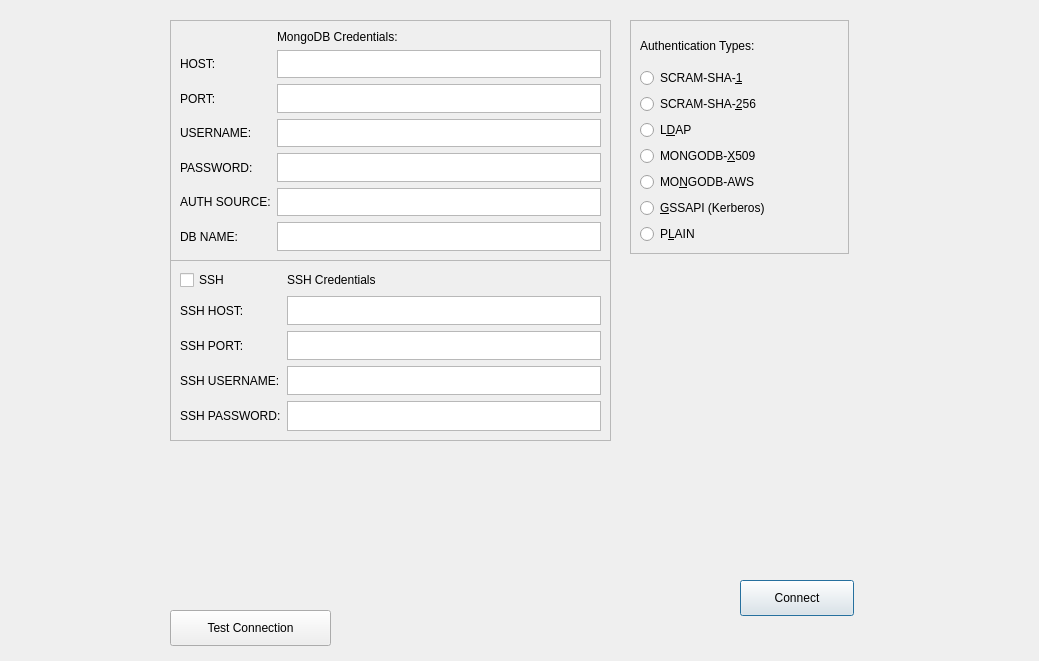
Qt form gui/ui_database.ui (KhalidWKhedr/Ebay-Scalper) before a commit.
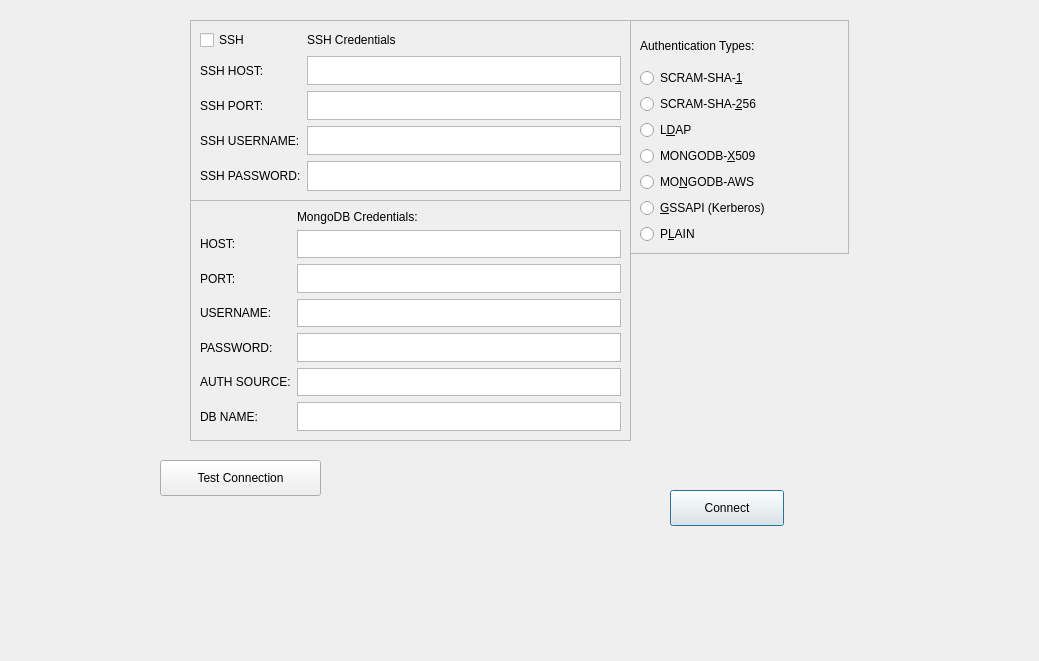
The same form after that commit.

The edit to the form file:
```diff
--- a/gui/ui_database.ui
+++ b/gui/ui_database.ui
@@ -16,8 +16,8 @@
   <widget class="QFrame" name="frame_MongoDB">
    <property name="geometry">
     <rect>
-     <x>170</x>
-     <y>20</y>
+     <x>190</x>
+     <y>200</y>
      <width>441</width>
      <height>241</height>
     </rect>
@@ -101,8 +101,8 @@
   <widget class="QPushButton" name="button_Connect">
    <property name="geometry">
     <rect>
-     <x>740</x>
-     <y>580</y>
+     <x>670</x>
+     <y>490</y>
      <width>114</width>
      <height>36</height>
     </rect>
@@ -114,8 +114,8 @@
   <widget class="QFrame" name="frame_SSH">
    <property name="geometry">
     <rect>
-     <x>170</x>
-     <y>260</y>
+     <x>190</x>
+     <y>20</y>
      <width>441</width>
      <height>181</height>
     </rect>
@@ -260,8 +260,8 @@
   <widget class="QPushButton" name="button_TestConnection">
    <property name="geometry">
     <rect>
-     <x>170</x>
-     <y>610</y>
+     <x>160</x>
+     <y>460</y>
      <width>161</width>
      <height>36</height>
     </rect>
```
